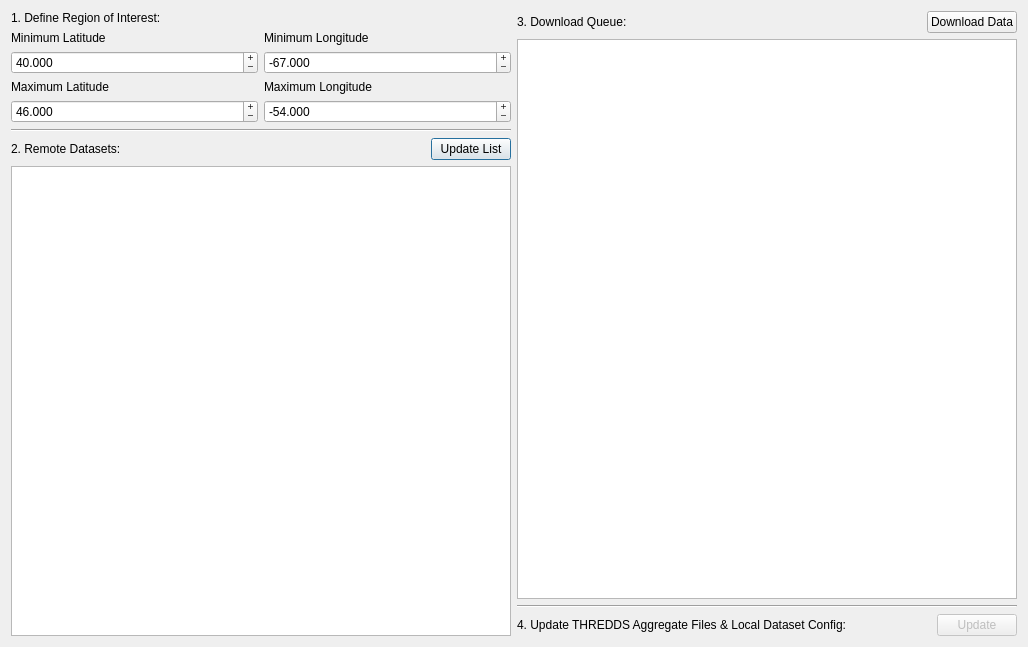
Above: app/widgetdataorder.ui from DFO-Ocean-Navigator/Navigator2Go before the change. Below: the same form after it.
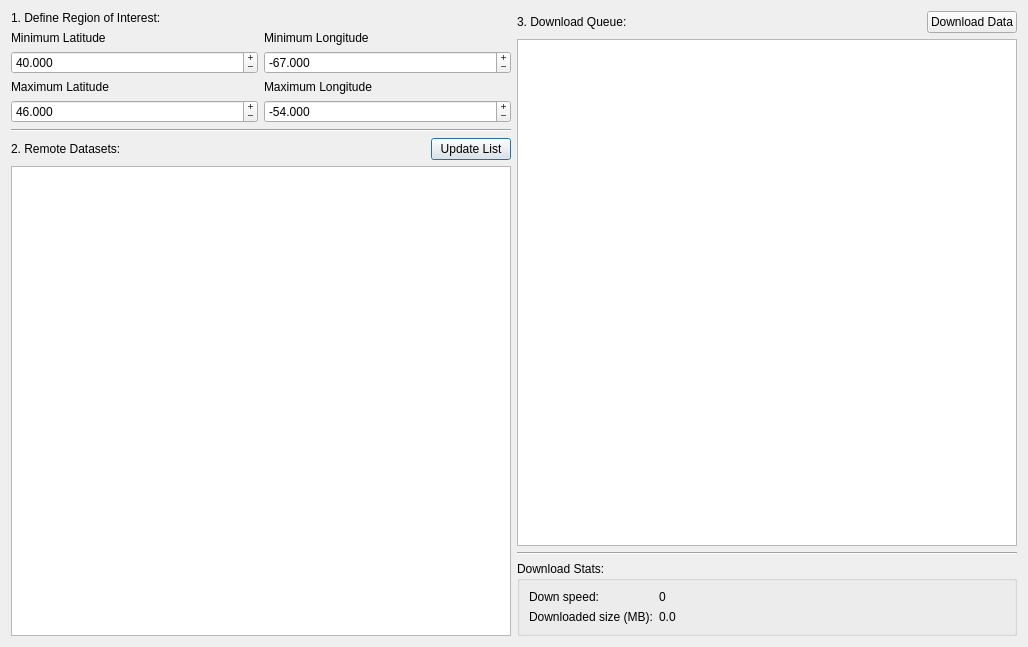
That is the form after the change. Icons and pictures are not drawn.

The edit to the form file:
```diff
--- a/app/widgetdataorder.ui
+++ b/app/widgetdataorder.ui
@@ -291,42 +291,41 @@
       </widget>
      </item>
      <item>
-      <layout class="QHBoxLayout" name="horizontalLayout_3">
-       <item>
-        <widget class="QLabel" name="label_6">
+      <widget class="QGroupBox" name="groupBoxDownloadStats">
+       <property name="title">
+        <string>Download Stats:</string>
+       </property>
+       <layout class="QFormLayout" name="formLayout_2">
+        <item row="3" column="0">
+         <widget class="QLabel" name="label_2">
          <property name="text">
-          <string>4. Update THREDDS Aggregate Files &amp; Local Dataset Config:</string>
+           <string>Down speed:</string>
          </property>
         </widget>
        </item>
-       <item>
-        <spacer name="horizontalSpacer_3">
-         <property name="orientation">
-          <enum>Qt::Horizontal</enum>
-         </property>
-         <property name="sizeHint" stdset="0">
-          <size>
-           <width>40</width>
-           <height>20</height>
-          </size>
-         </property>
-        </spacer>
-       </item>
-       <item>
-        <widget class="QPushButton" name="pushButtonUpdateAggConfig">
-         <property name="enabled">
-          <bool>false</bool>
-         </property>
+        <item row="3" column="1">
+         <widget class="QLabel" name="labelDownSpeedValue">
+          <property name="text">
+           <string>0</string>
+          </property>
+         </widget>
+        </item>
+        <item row="4" column="0">
+         <widget class="QLabel" name="label_3">
          <property name="text">
-          <string>Update</string>
-         </property>
-         <property name="icon">
-          <iconset resource="resources.qrc">
-           <normaloff>:/icons/icons/save.png</normaloff>:/icons/icons/save.png</iconset>
+           <string>Downloaded size (MB):</string>
+          </property>
+         </widget>
+        </item>
+        <item row="4" column="1">
+         <widget class="QLabel" name="labelDownloadedSizeValue">
+          <property name="text">
+           <string>0.0</string>
          </property>
         </widget>
        </item>
       </layout>
+      </widget>
      </item>
     </layout>
    </item>
```
Lines whose indentation alone changed are shown as unchanged.
